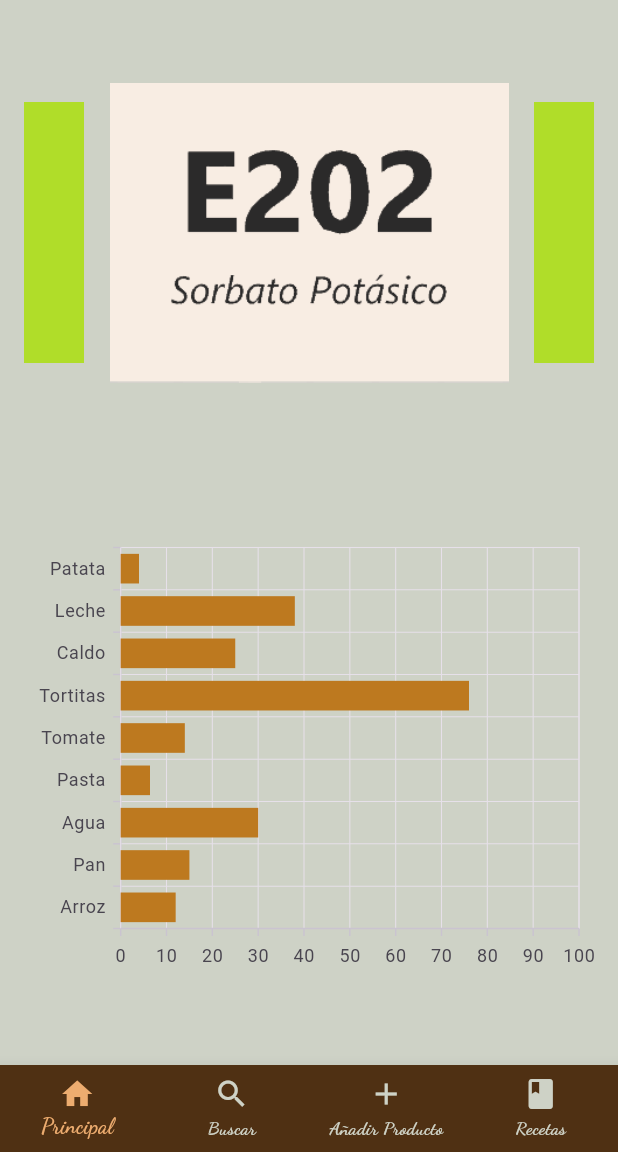
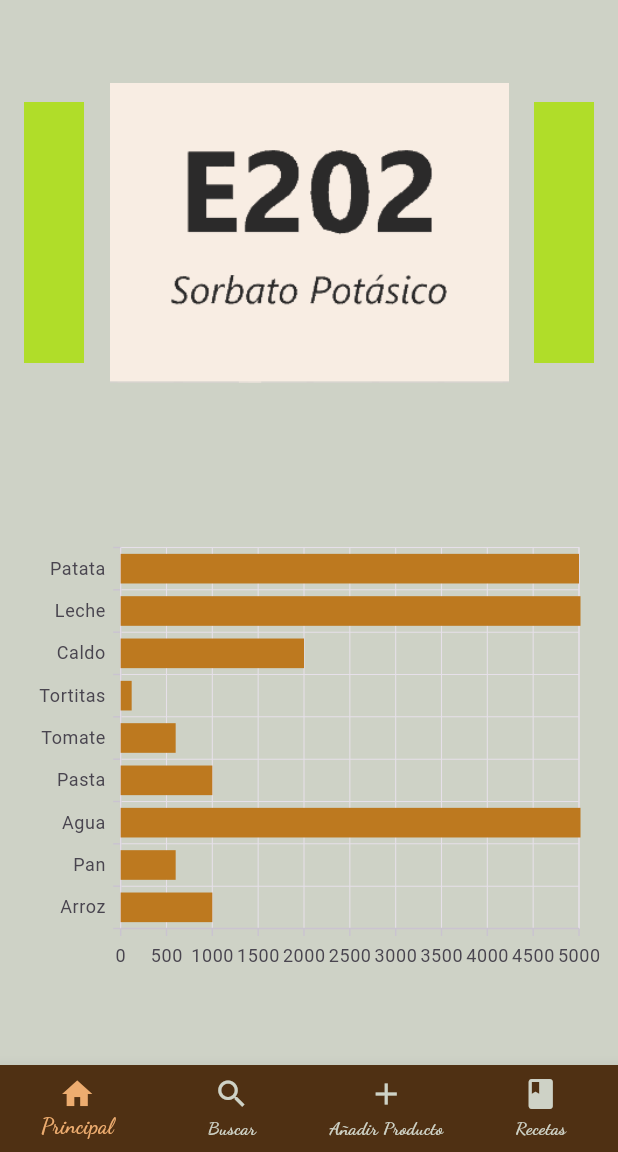
Before and after one commit to Sergio-Hernando/NutriTeca, a Flutter app: the screen it shows after launch, on a phone screen of 412 x 824 dp, the part 84-1236 px from its top. Run offline on Flutter 3.47's test engine with Material 3 defaults, Android fonts, the phone set to English and light mode, and no system bars; drawn by our look-alikes of carousel_slider; our stand-ins replace dio, flutter_bloc, freezed_annotation, get_it, go_router, image_picker and 3 more; generated files the repository leaves out were written again.

Commit message:
add product screen in progress

```diff
--- a/lib/core/constants/app_colors.dart
+++ b/lib/core/constants/app_colors.dart
@@ -5,4 +5,5 @@ class AppColors {
   static const Color foreground = Color.fromRGBO(206, 210, 198, 1);
   static const Color primary = Color.fromRGBO(237, 172, 111, 1);
   static const Color secondary = Color.fromRGBO(189, 121, 31, 1);
+  static const Color secondaryAccent = Color.fromRGBO(167, 120, 60, 1);
 }
--- a/lib/core/constants/app_theme.dart
+++ b/lib/core/constants/app_theme.dart
@@ -5,6 +5,7 @@ class AppTheme {
   // Definición de tamaños de letra
   static const double titleFontSize = 32.0;
   static const double bodyFontSize = 24.0;
+  static const double descriptionFontSize = 20.0;
   static const double captionFontSize = 16.0;
 
   // Definición de estilos de texto
@@ -36,6 +37,11 @@ class AppTheme {
     color: AppColors.foreground,
   );
 
+  static const TextStyle descriptionTextStyle = TextStyle(
+    fontSize: descriptionFontSize,
+    color: Colors.white,
+  );
+
   // Definición del tema
   static final ThemeData mainTheme = ThemeData(
     primaryColor: AppColors.foreground,
--- a/lib/core/routes/app_routes.dart
+++ b/lib/core/routes/app_routes.dart
@@ -1,6 +1,7 @@
 import 'package:flutter/foundation.dart';
 import 'package:flutter/material.dart';
 import 'package:food_macros/core/routes/app_paths.dart';
+import 'package:food_macros/presentation/screens/add_product/add_product_screen.dart';
 import 'package:food_macros/presentation/screens/home/home_screen.dart';
 import 'package:food_macros/presentation/screens/search/search_screen.dart';
 import 'package:food_macros/presentation/screens/splash/splash_controller.dart';
@@ -92,12 +93,13 @@ GoRouter appRoutes = GoRouter(
                     ),
                   ],
                 ),
-                /* /// Brach Setting
+
+                /// Brach Add Product
                 StatefulShellBranch(
                   navigatorKey: _shellAddProductNavigatorKey,
                   routes: <RouteBase>[
                     GoRoute(
-                path: AppRoutesPath.addProduct,
+                      path: 'addProduct',
                       name: "Add Product",
                       builder: (BuildContext context, GoRouterState state) =>
                           const AddProductScreen(),
@@ -122,7 +124,7 @@ GoRouter appRoutes = GoRouter(
                 ], */
                     ),
                   ],
-          ), */
+                ),
 
                 /// Brach Add Product
                 /* StatefulShellBranch(
--- a/lib/presentation/screens/home/home_screen.dart
+++ b/lib/presentation/screens/home/home_screen.dart
@@ -18,15 +18,15 @@ class _HomeScreenState extends State<HomeScreen> {
   @override
   void initState() {
     data = [
-      _ChartData('Arroz', 12),
-      _ChartData('Pan', 15),
-      _ChartData('Agua', 30),
-      _ChartData('Pasta', 6.4),
-      _ChartData('Tomate', 14),
-      _ChartData('Tortitas', 76),
-      _ChartData('Caldo', 25),
-      _ChartData('Leche', 38),
-      _ChartData('Patata', 4),
+      _ChartData('Arroz', 1000),
+      _ChartData('Pan', 600),
+      _ChartData('Agua', 8000),
+      _ChartData('Pasta', 1000),
+      _ChartData('Tomate', 600),
+      _ChartData('Tortitas', 120),
+      _ChartData('Caldo', 2000),
+      _ChartData('Leche', 6000),
+      _ChartData('Patata', 5000),
     ];
     _tooltip = TooltipBehavior(enable: true);
     super.initState();
@@ -64,7 +64,7 @@ class _HomeScreenState extends State<HomeScreen> {
                 SfCartesianChart(
                     primaryXAxis: const CategoryAxis(),
                     primaryYAxis: const NumericAxis(
-                        minimum: 0, maximum: 100, interval: 10),
+                        minimum: 0, maximum: 5000, interval: 500),
                     tooltipBehavior: _tooltip,
                     series: <CartesianSeries<_ChartData, String>>[
                       BarSeries<_ChartData, String>(
--- a/pubspec.yaml
+++ b/pubspec.yaml
@@ -23,6 +23,8 @@ dependencies:
   freezed_annotation: ^2.4.4
   carousel_slider: ^4.2.1
   syncfusion_flutter_charts: ^26.2.7
+  image_picker: ^1.1.2
+  permission_handler: ^11.3.1
 
 
 dev_dependencies:
```
Also changed, not shown: lib/presentation/screens/add_product/add_product_screen.dart (added, +16 -0 lines), lib/presentation/screens/add_product/widgets/add_form.dart (added, +92 -0 lines), lib/presentation/screens/add_product/widgets/image_picker.dart (added, +121 -0 lines), 2 other files. Lines whose indentation alone changed are shown as unchanged.
